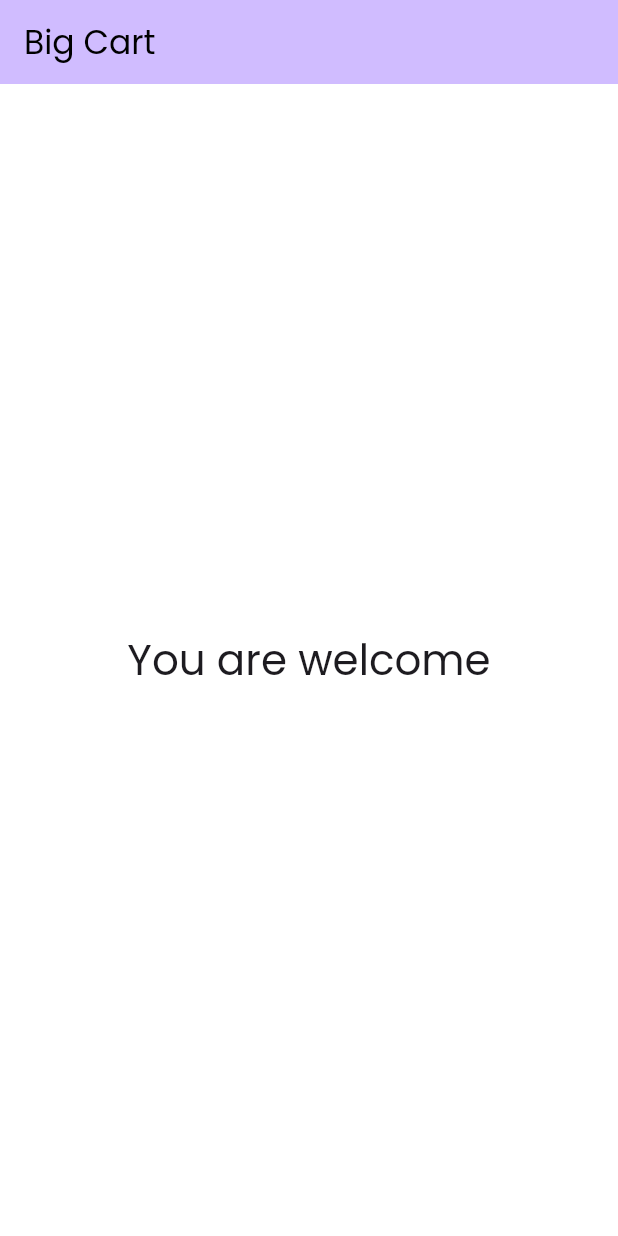
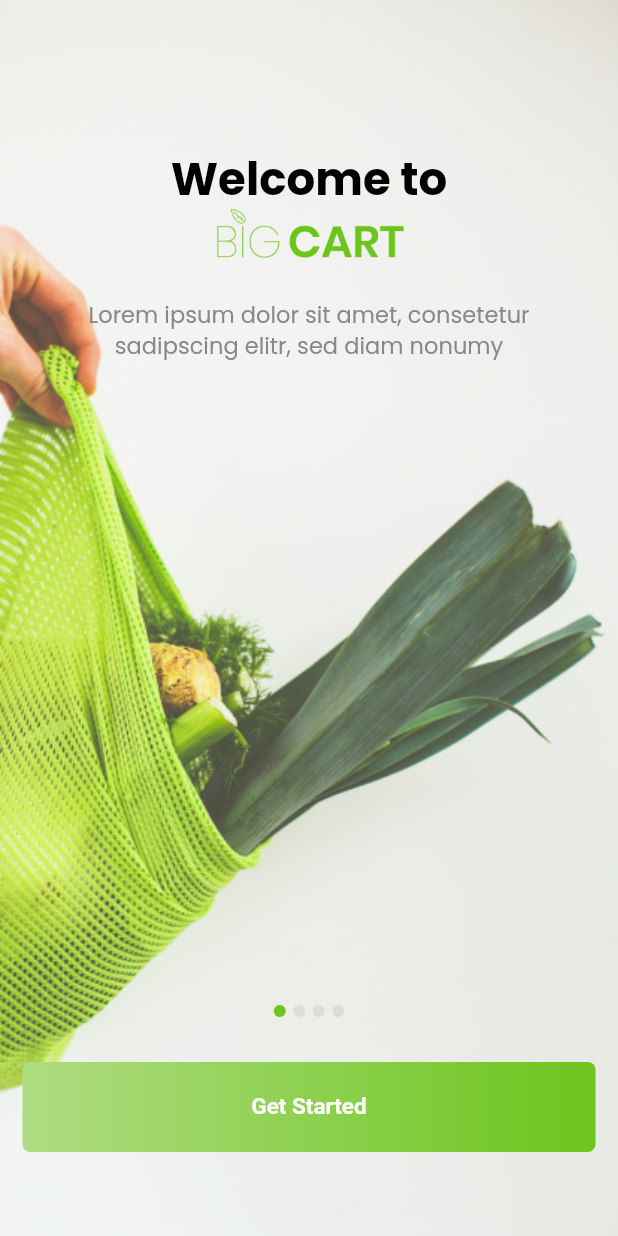
Before and after one commit to Manuelkpatsu/big_cart, a Flutter app: the screen it shows after launch, on a phone screen of 412 x 824 dp. Run offline on Flutter 3.47's test engine with Material 3 defaults, Android fonts, the phone set to English and light mode, and no system bars; drawn by our look-alikes of smooth_page_indicator; our stand-ins replace equatable, google_fonts.

Commit message:
Add first onboarding screen

```diff
--- a/lib/main.dart
+++ b/lib/main.dart
@@ -1,5 +1,6 @@
 import 'package:flutter/material.dart';
 
+import 'screen/auth/onboard/onboard_screen.dart';
 import 'theme/custom_theme.dart';
 
 void main() {
@@ -15,27 +16,7 @@ class MyApp extends StatelessWidget {
       debugShowCheckedModeBanner: false,
       title: 'Big Cart',
       theme: CustomTheme.theme,
-      home: const MyHomePage(),
+      home: const OnboardScreen(),
     );
   }
 }
-
-class MyHomePage extends StatelessWidget {
-  const MyHomePage({super.key});
-
-  @override
-  Widget build(BuildContext context) {
-    return Scaffold(
-      appBar: AppBar(
-        backgroundColor: Theme.of(context).colorScheme.inversePrimary,
-        title: const Text('Big Cart'),
-      ),
-      body: Center(
-        child: Text(
-          'You are welcome',
-          style: Theme.of(context).textTheme.headlineMedium,
-        ),
-      ),
-    );
-  }
-}
--- /dev/null
+++ b/lib/model/page_view_model.dart
@@ -0,0 +1,13 @@
+import 'package:equatable/equatable.dart';
+
+class PageViewModel extends Equatable {
+  final String image;
+  final String title;
+  final String body;
+  final String? logo;
+
+  const PageViewModel({required this.image, required this.title, required this.body, this.logo});
+
+  @override
+  List<Object?> get props => [image, title, body, logo];
+}
--- /dev/null
+++ b/lib/screen/auth/onboard/onboard_screen.dart
@@ -0,0 +1,68 @@
+import 'package:big_cart_app/model/page_view_model.dart';
+import 'package:big_cart_app/screen/auth/widget/onboarding_get_started_button.dart';
+import 'package:big_cart_app/screen/auth/widget/onboarding_page_indicator.dart';
+import 'package:big_cart_app/utils/constants/image_strings.dart';
+import 'package:big_cart_app/utils/constants/text_strings.dart';
+import 'package:flutter/material.dart';
+
+import 'widget/onboad_page.dart';
+
+class OnboardScreen extends StatefulWidget {
+  const OnboardScreen({super.key});
+
+  @override
+  State<OnboardScreen> createState() => _OnboardScreenState();
+}
+
+class _OnboardScreenState extends State<OnboardScreen> {
+  final PageController _controller = PageController();
+  final List<PageViewModel> _pages = [
+    const PageViewModel(
+      title: TextStrings.onBoardingTitle11,
+      body: TextStrings.onBoardingSubTitle,
+      image: ImageStrings.onboardingImage11,
+      logo: ImageStrings.appLogo,
+    ),
+    const PageViewModel(
+      title: TextStrings.onBoardingTitle12,
+      body: TextStrings.onBoardingSubTitle,
+      image: ImageStrings.onboardingImage12,
+    ),
+    const PageViewModel(
+      title: TextStrings.onBoardingTitle13,
+      body: TextStrings.onBoardingSubTitle,
+      image: ImageStrings.onboardingImage13,
+    ),
+    const PageViewModel(
+      title: TextStrings.onBoardingTitle14,
+      body: TextStrings.onBoardingSubTitle,
+      image: ImageStrings.onboardingImage14,
+    ),
+  ];
+
+  @override
+  void dispose() {
+    _controller.dispose();
+    super.dispose();
+  }
+
+  @override
+  Widget build(BuildContext context) {
+    return Scaffold(
+      body: Stack(
+        children: [
+          PageView(
+            controller: _controller,
+            children: _pages.map((model) => OnboardPage(model: model)).toList(),
+          ),
+          OnboardingPageIndicator(
+            controller: _controller,
+            count: _pages.length,
+            onDotClicked: (index) => _controller.jumpToPage(index),
+          ),
+          OnboardingGetStartedButton(onPressed: () {}),
+        ],
+      ),
+    );
+  }
+}
--- /dev/null
+++ b/lib/screen/auth/onboard/widget/logo.dart
@@ -0,0 +1,14 @@
+import 'package:flutter/material.dart';
+
+class Logo extends StatelessWidget {
+  final String? logo;
+
+  const Logo({super.key, required this.logo});
+
+  @override
+  Widget build(BuildContext context) {
+    return logo != null
+        ? Image.asset(logo!, height: 50, width: 127, fit: BoxFit.contain)
+        : const SizedBox.shrink();
+  }
+}
--- /dev/null
+++ b/lib/screen/auth/onboard/widget/onboad_page.dart
@@ -0,0 +1,35 @@
+import 'package:big_cart_app/model/page_view_model.dart';
+import 'package:big_cart_app/screen/auth/widget/onboard_body_text.dart';
+import 'package:big_cart_app/screen/auth/widget/onboard_title_text.dart';
+import 'package:flutter/material.dart';
+
+import 'logo.dart';
+
+class OnboardPage extends StatelessWidget {
+  final PageViewModel model;
+
+  const OnboardPage({super.key, required this.model});
+
+  @override
+  Widget build(BuildContext context) {
+    return Container(
+      width: MediaQuery.of(context).size.width,
+      height: MediaQuery.of(context).size.height,
+      decoration: BoxDecoration(
+        image: DecorationImage(image: AssetImage(model.image), fit: BoxFit.cover),
+      ),
+      child: Padding(
+        padding: const EdgeInsets.symmetric(horizontal: 20, vertical: 100),
+        child: Column(
+          crossAxisAlignment: CrossAxisAlignment.center,
+          children: [
+            OnboardTitleText(title: model.title),
+            Logo(logo: model.logo),
+            model.logo == null ? const SizedBox(height: 20) : const SizedBox(height: 10),
+            OnboardBodyText(body: model.body),
+          ],
+        ),
+      ),
+    );
+  }
+}
--- /dev/null
+++ b/lib/screen/auth/widget/onboard_body_text.dart
@@ -0,0 +1,22 @@
+import 'package:big_cart_app/theme/custom_color.dart';
+import 'package:flutter/material.dart';
+
+class OnboardBodyText extends StatelessWidget {
+  final String body;
+
+  const OnboardBodyText({super.key, required this.body});
+
+  @override
+  Widget build(BuildContext context) {
+    return Text(
+      body,
+      textAlign: TextAlign.center,
+      style: const TextStyle(
+        color: CustomColor.grayTextColor,
+        fontSize: 15,
+        letterSpacing: 0.03,
+        fontWeight: FontWeight.w400,
+      ),
+    );
+  }
+}
--- /dev/null
+++ b/lib/screen/auth/widget/onboard_title_text.dart
@@ -0,0 +1,22 @@
+import 'package:flutter/material.dart';
+
+class OnboardTitleText extends StatelessWidget {
+  final String title;
+
+  const OnboardTitleText({super.key, required this.title});
+
+  @override
+  Widget build(BuildContext context) {
+    return Text(
+      title,
+      textAlign: TextAlign.center,
+      style: const TextStyle(
+        color: Colors.black,
+        fontSize: 30,
+        height: 1.3,
+        letterSpacing: 0.03,
+        fontWeight: FontWeight.bold,
+      ),
+    );
+  }
+}
--- /dev/null
+++ b/lib/screen/auth/widget/onboarding_get_started_button.dart
@@ -0,0 +1,21 @@
+import 'package:big_cart_app/screen/widget/gradient_button.dart';
+import 'package:flutter/material.dart';
+
+class OnboardingGetStartedButton extends StatelessWidget {
+  final VoidCallback? onPressed;
+
+  const OnboardingGetStartedButton({super.key, required this.onPressed});
+
+  @override
+  Widget build(BuildContext context) {
+    return Positioned(
+      bottom: kBottomNavigationBarHeight,
+      right: 15,
+      left: 15,
+      child: GradientButton(
+        onPressed: onPressed,
+        widget: const Text('Get Started'),
+      ),
+    );
+  }
+}
--- /dev/null
+++ b/lib/screen/auth/widget/onboarding_page_indicator.dart
@@ -0,0 +1,35 @@
+import 'package:big_cart_app/theme/custom_color.dart';
+import 'package:flutter/material.dart';
+import 'package:smooth_page_indicator/smooth_page_indicator.dart';
+
+class OnboardingPageIndicator extends StatelessWidget {
+  final PageController controller;
+  final int count;
+  final void Function(int)? onDotClicked;
+
+  const OnboardingPageIndicator({super.key, required this.controller, required this.count, required this.onDotClicked,});
+
+  @override
+  Widget build(BuildContext context) {
+    return Positioned(
+      bottom: kBottomNavigationBarHeight + 90,
+      right: 15,
+      left: 15,
+      child: Align(
+        alignment: Alignment.center,
+        child: SmoothPageIndicator(
+          controller: controller,
+          count: count,
+          effect: const WormEffect(
+            spacing: 5,
+            dotHeight: 8,
+            dotWidth: 8,
+            dotColor: CustomColor.dotColor,
+            activeDotColor: CustomColor.primaryDarkColor,
+          ),
+          onDotClicked: onDotClicked,
+        ),
+      ),
+    );
+  }
+}
--- /dev/null
+++ b/lib/screen/widget/gradient_button.dart
@@ -0,0 +1,42 @@
+import 'package:big_cart_app/theme/custom_color.dart';
+import 'package:flutter/material.dart';
+
+class GradientButton extends StatelessWidget {
+  final VoidCallback? onPressed;
+  final double? height;
+  final double? width;
+  final Widget widget;
+  final double borderRadius;
+
+  const GradientButton({
+    super.key,
+    required this.onPressed,
+    this.height = 60,
+    this.width = double.infinity,
+    required this.widget,
+    this.borderRadius = 5,
+  });
+
+  @override
+  Widget build(BuildContext context) {
+    return Container(
+      height: height,
+      width: width,
+      decoration: BoxDecoration(
+        gradient: CustomColor.linearGradient,
+        borderRadius: BorderRadius.circular(borderRadius),
+      ),
+      child: ElevatedButton(
+        onPressed: onPressed,
+        style: ElevatedButton.styleFrom(
+          shape: RoundedRectangleBorder(
+            borderRadius: BorderRadius.circular(borderRadius),
+          ),
+          backgroundColor: Colors.transparent,
+          foregroundColor: Colors.white,
+        ),
+        child: widget,
+      ),
+    );
+  }
+}
--- a/lib/theme/custom_color.dart
+++ b/lib/theme/custom_color.dart
@@ -9,4 +9,9 @@ class CustomColor {
   static const Color primaryColor = Color(0xffaedc81);
   static const Color primaryDarkColor = Color(0xff6cc51d);
   static const Color primaryLightColor = Color(0xffebffd7);
+  static const Color dotColor = Color(0xffdcdcdc);
+  static const LinearGradient linearGradient = LinearGradient(
+    stops: [0.01, 1.0],
+    colors: [primaryColor, primaryDarkColor],
+  );
 }
--- /dev/null
+++ b/lib/utils/constants/image_strings.dart
@@ -0,0 +1,19 @@
+class ImageStrings {
+  ImageStrings._();
+
+  // App Logos
+  static const String appLogo = 'assets/images/logo.png';
+
+  // Onboarding images
+  static const String onboardingImage11 = "assets/images/onboard/11.png";
+  static const String onboardingImage12 = "assets/images/onboard/12.png";
+  static const String onboardingImage13 = "assets/images/onboard/13.png";
+  static const String onboardingImage14 = "assets/images/onboard/14.png";
+  static const String onboardingImage21 = "assets/images/onboard/21.png";
+  static const String onboardingImage22 = "assets/images/onboard/22.png";
+  static const String onboardingImage23 = "assets/images/onboard/23.png";
+  static const String onboardingImage24 = "assets/images/onboard/24.png";
+  static const String onboardingImage31 = "assets/images/onboard/31.png";
+  static const String onboardingImage32 = "assets/images/onboard/32.png";
+  static const String onboardingImage33 = "assets/images/onboard/33.png";
+}
--- /dev/null
+++ b/lib/utils/constants/text_strings.dart
@@ -0,0 +1,12 @@
+class TextStrings {
+  TextStrings._();
+
+  // Onboarding Texts
+  static const String onBoardingTitle11 = "Welcome to";
+  static const String onBoardingTitle12 = "Buy Quality\nDairy Products";
+  static const String onBoardingTitle13 = "Buy Premium\nQuality Fruits";
+  static const String onBoardingTitle14 = "Get Discounts\nOn All Products";
+
+  static const String onBoardingSubTitle =
+      "Lorem ipsum dolor sit amet, consetetur sadipscing elitr, sed diam nonumy";
+}
```
Also changed, not shown: pubspec.yaml (+5 -2 lines), assets/images/logo.png (added), pubspec.lock, 5 other files.
